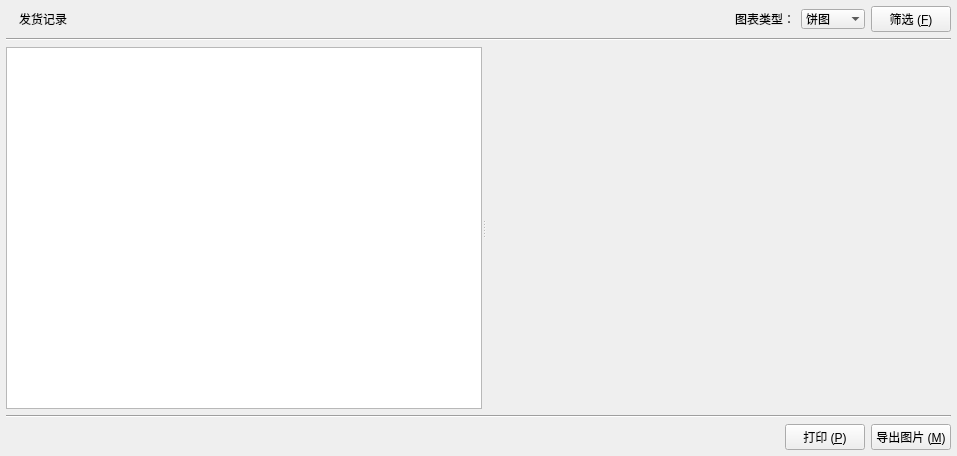
Qt form ui/TableSummaries.ui (archsh/quickexcel) before a commit.
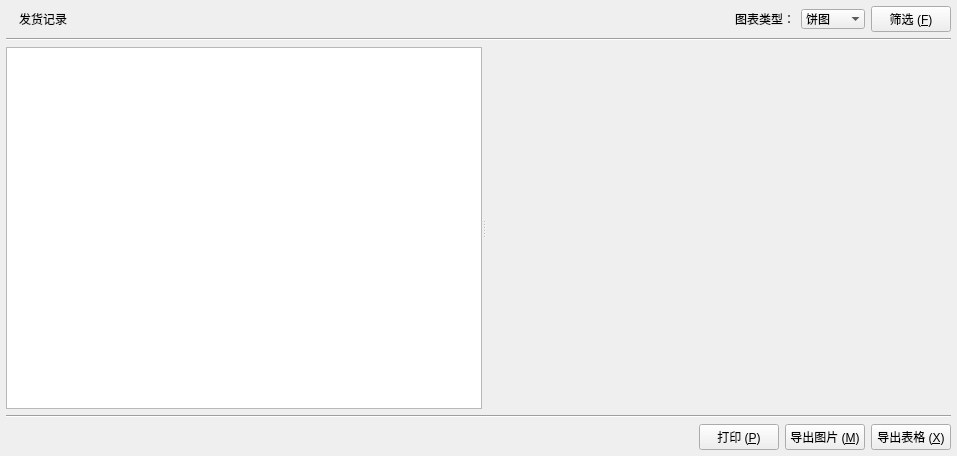
The same form after that commit. Icons and pictures are not drawn.

The edit to the form file:
```diff
--- a/ui/TableSummaries.ui
+++ b/ui/TableSummaries.ui
@@ -168,7 +168,7 @@
     </widget>
    </item>
    <item>
-    <layout class="QHBoxLayout" name="horizontalLayout_2" stretch="1,0,0">
+    <layout class="QHBoxLayout" name="horizontalLayout_2" stretch="1,0,0,0">
      <item>
       <widget class="QLabel" name="label_2">
        <property name="text">
@@ -204,6 +204,20 @@
        </property>
       </widget>
      </item>
+     <item>
+      <widget class="QPushButton" name="pushButton_ExportExcel">
+       <property name="text">
+        <string>导出表格 (&amp;X)</string>
+       </property>
+       <property name="icon">
+        <iconset resource="resource.qrc">
+         <normaloff>:/icons/icons/glyphicons_119_table.png</normaloff>:/icons/icons/glyphicons_119_table.png</iconset>
+       </property>
+       <property name="shortcut">
+        <string>Ctrl+X</string>
+       </property>
+      </widget>
+     </item>
     </layout>
    </item>
   </layout>
```
Left out of the diff: 2 changed lines with no effect on the pictures.
